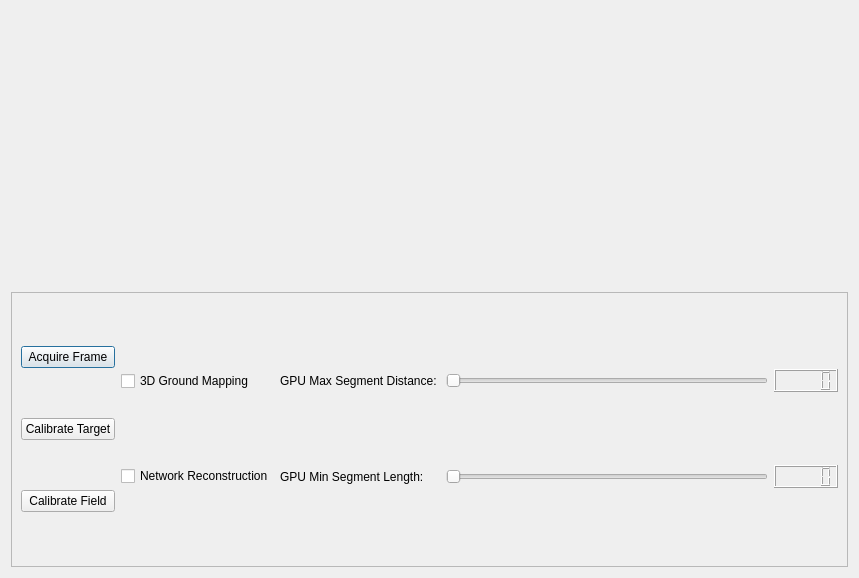
Before: the Qt Designer form TrackerRT_UI/UICalibrationDisplay.ui in hvictor/Release, drawn with Qt 5.
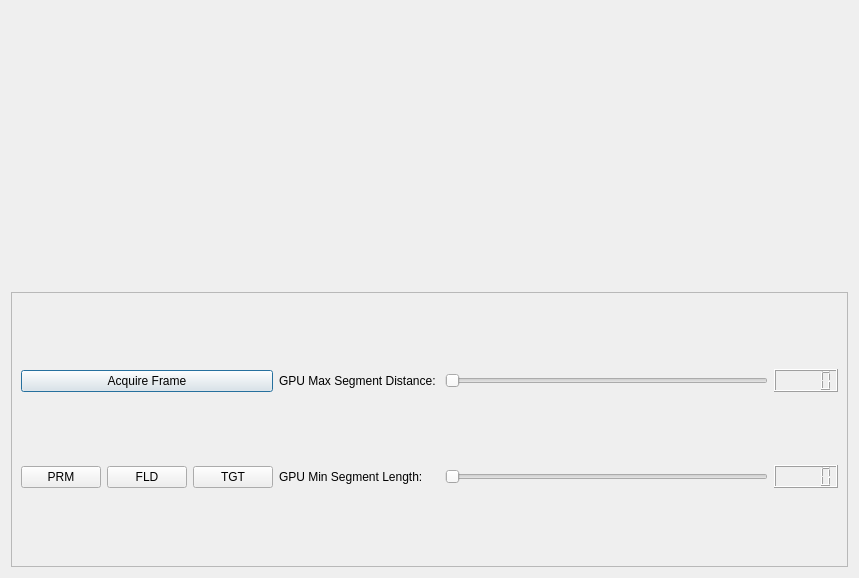
After: the same form once the commit is applied. Custom widgets are drawn as their Qt base class.

Diff of the .ui file:
```diff
--- a/TrackerRT_UI/UICalibrationDisplay.ui
+++ b/TrackerRT_UI/UICalibrationDisplay.ui
@@ -33,36 +33,29 @@
          </widget>
         </item>
         <item>
+         <layout class="QHBoxLayout" name="horizontalLayout_2">
+          <item>
+           <widget class="QPushButton" name="btnCalibPrm">
+            <property name="text">
+             <string>PRM</string>
+            </property>
+           </widget>
+          </item>
+          <item>
+           <widget class="QPushButton" name="btnCalibFld">
+            <property name="text">
+             <string>FLD</string>
+            </property>
+           </widget>
+          </item>
+          <item>
          <widget class="QPushButton" name="btnCalibTgt">
           <property name="text">
-           <string>Calibrate Target</string>
-          </property>
-         </widget>
-        </item>
-        <item>
-         <widget class="QPushButton" name="btnCalibField">
-          <property name="text">
-           <string>Calibrate Field</string>
+             <string>TGT</string>
           </property>
          </widget>
         </item>
        </layout>
-      </item>
-      <item>
-       <layout class="QVBoxLayout" name="verticalLayout_2">
-        <item>
-         <widget class="QCheckBox" name="checkBox">
-          <property name="text">
-           <string>3D Ground Mapping</string>
-          </property>
-         </widget>
-        </item>
-        <item>
-         <widget class="QCheckBox" name="checkBox_2">
-          <property name="text">
-           <string>Network Reconstruction</string>
-          </property>
-         </widget>
         </item>
        </layout>
       </item>
```
Lines whose indentation alone changed are shown as unchanged.
